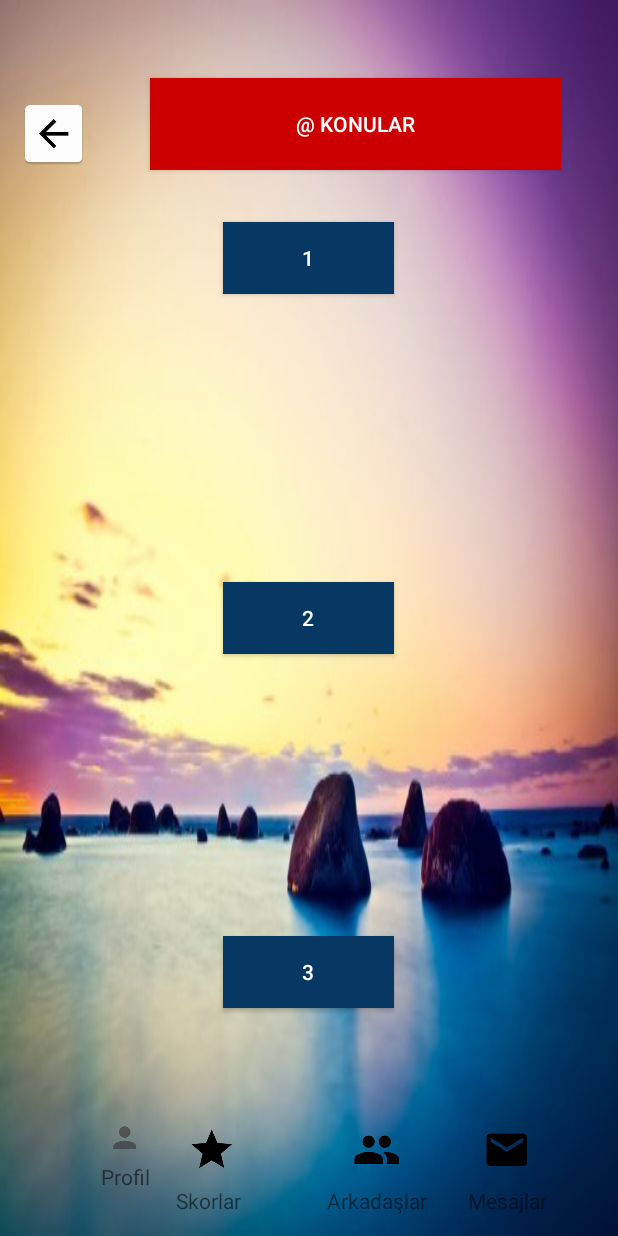
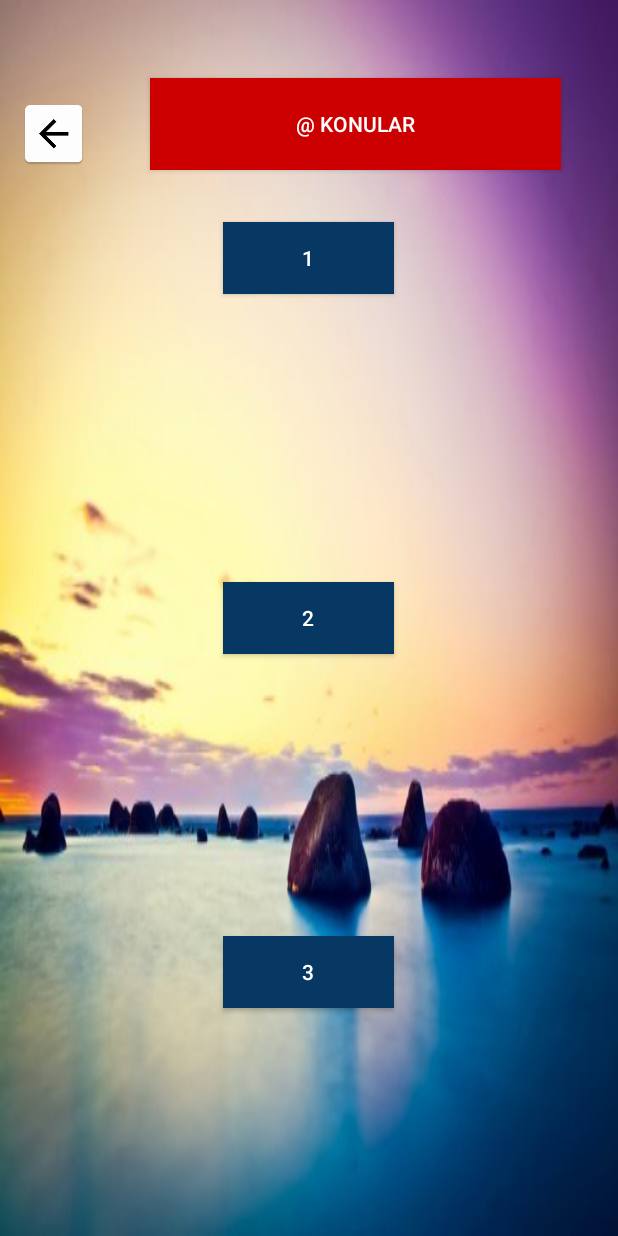
Before and after one commit to abdullahskartal/EducationApp, an Android app: the CsharpKonular screen opened directly, with no data from a screen before it, on a phone screen of 412 x 824 dp. Run offline under Robolectric (Android 15) with nearby library versions, the light colour scheme and no system bars.

Commit message:
Alt bar kaldırıldı, düzenlendi.

```diff
--- a/app/src/main/java/mobileprogramming/egitim/HtmlKonular.java
+++ b/app/src/main/java/mobileprogramming/egitim/HtmlKonular.java
@@ -9,8 +9,6 @@ import android.widget.TextView;
 import android.widget.Toast;
 
 public class HtmlKonular extends AppCompatActivity {
-
-
 
     @Override
     protected void onCreate(Bundle savedInstanceState) {
--- a/app/src/main/res/layout/activity_csharp_konular.xml
+++ b/app/src/main/res/layout/activity_csharp_konular.xml
@@ -66,47 +66,5 @@
             android:layout_marginStart="12dp"
             android:drawableStart="@mipmap/ic_launcher_bac"
             android:text="" />
-
-        <TextView
-            android:id="@+id/textView3"
-            android:layout_width="wrap_content"
-            android:layout_height="73dp"
-            android:layout_alignTop="@+id/textView4"
-            android:layout_toStartOf="@+id/btnDersAdiKonu"
-            android:drawableTop="@drawable/ic_action_person"
-            android:text="Profil" />
-
-        <TextView
-            android:id="@+id/textView4"
-            android:layout_width="wrap_content"
-            android:layout_height="wrap_content"
-            android:layout_alignParentBottom="true"
-            android:layout_alignParentEnd="true"
-            android:layout_marginBottom="14dp"
-            android:layout_marginEnd="127dp"
-            android:drawableTop="@mipmap/ic_launcher_persons"
-            android:text="Arkadaşlar" />
-
-        <TextView
-            android:id="@+id/textView6"
-            android:layout_width="wrap_content"
-            android:layout_height="wrap_content"
-            android:layout_alignParentEnd="true"
-            android:layout_alignTop="@+id/textView4"
-            android:layout_marginEnd="47dp"
-            android:drawableTop="@mipmap/ic_launcher_mail"
-            android:text="Mesajlar" />
-
-        <TextView
-            android:id="@+id/textView7"
-            android:layout_width="wrap_content"
-            android:layout_height="wrap_content"
-            android:layout_alignParentStart="true"
-            android:layout_alignTop="@+id/textView3"
-            android:layout_marginStart="117dp"
-            android:drawableTop="@mipmap/ic_launcher_star"
-            android:text="Skorlar" />
-
-
     </RelativeLayout>
 </android.support.constraint.ConstraintLayout>
```
Also changed, not shown: app/src/main/res/layout/activity_css_konular.xml (+0 -42 lines), app/src/main/res/layout/activity_htmlkonular.xml (+0 -41 lines).
